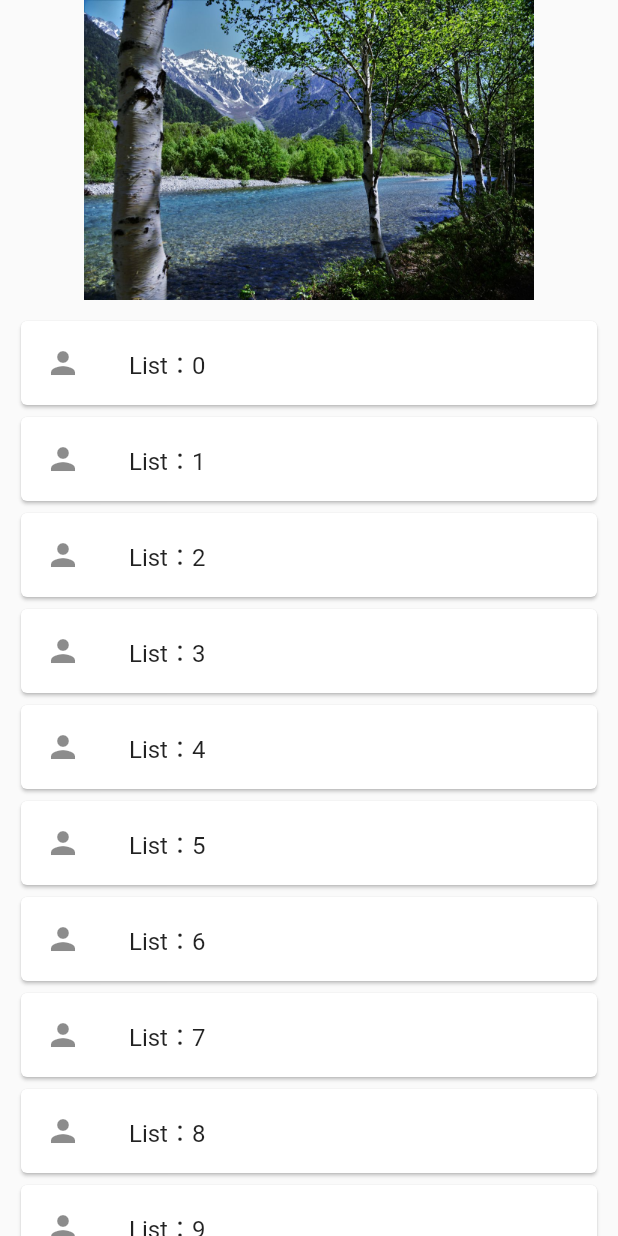
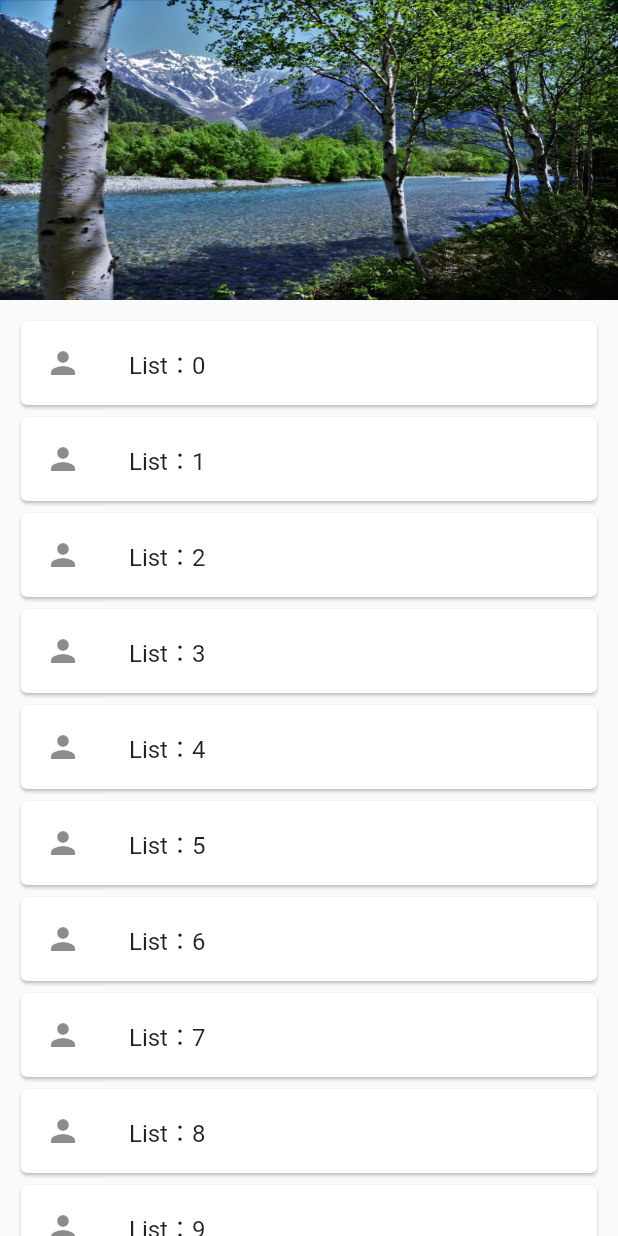
Before and after one commit to TsurumotoKentarou/flutter-scroll-zoom-header-image, a Flutter app: the screen it shows after launch, on a phone screen of 412 x 824 dp. Run offline on Flutter 3.47's test engine with Material 2 defaults, Android fonts, the phone set to English and light mode, and no system bars.

Commit message:
画像をfillで表示する

```diff
--- a/lib/scroll_zoom_header_screen.dart
+++ b/lib/scroll_zoom_header_screen.dart
@@ -9,12 +9,13 @@ class ScrollZoomHeaderScreen extends StatefulWidget {
 class _ScrollZoomHeaderScreenState extends State<ScrollZoomHeaderScreen> {
   @override
   Widget build(BuildContext context) {
+    final Size size = MediaQuery.of(context).size;
     return Scaffold(
         body: SafeArea(
       child: CustomScrollView(
         slivers: <Widget>[
           SliverAppBar(
-              backgroundColor: Colors.transparent,
+              backgroundColor: Colors.blue,
               floating: true,
               pinned: true,
               stretch: true,
@@ -24,7 +25,15 @@ class _ScrollZoomHeaderScreenState extends State<ScrollZoomHeaderScreen> {
                   stretchModes: [
                     StretchMode.zoomBackground,
                   ],
-                  background: Image.asset('assets/mountain.jpg'))),
+                  background: FittedBox(
+                    fit: BoxFit.fill,
+                    child: Image.asset(
+                      'assets/mountain.jpg',
+                      // fit: BoxFit.fill,
+                      // height: 200,
+                      // width: size.width,
+                    ),
+                  ))),
           SliverPadding(
             padding: const EdgeInsets.all(10),
             sliver: SliverList(
```
